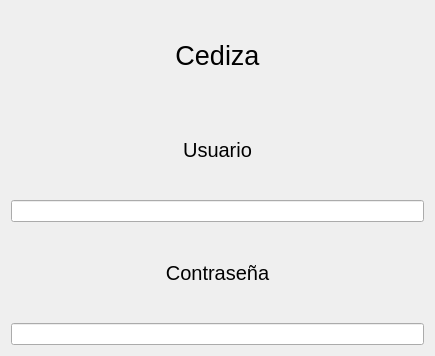
Old version of the form src/vista/ui/auth/login.ui in the repository mbatla00/cediza_IS.
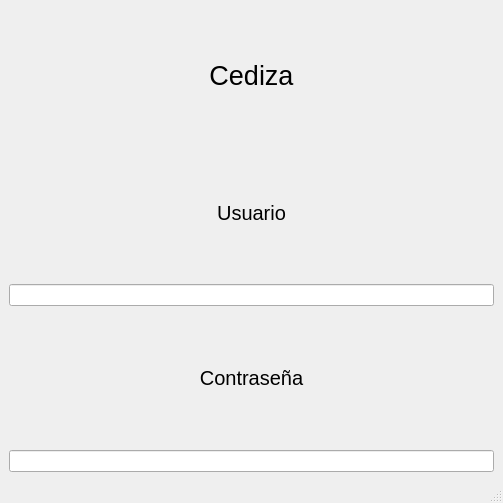
New version of the form.

Patch:
```diff
--- a/src/vista/ui/auth/login.ui
+++ b/src/vista/ui/auth/login.ui
@@ -1,20 +1,21 @@
 <?xml version="1.0" encoding="UTF-8"?>
 <ui version="4.0">
- <class>Form</class>
- <widget class="QWidget" name="Form">
+ <class>MainWindow</class>
+ <widget class="QMainWindow" name="MainWindow">
   <property name="geometry">
    <rect>
     <x>0</x>
     <y>0</y>
-    <width>435</width>
-    <height>356</height>
+    <width>503</width>
+    <height>503</height>
    </rect>
   </property>
   <property name="windowTitle">
    <string>Form</string>
   </property>
-  <layout class="QVBoxLayout" name="verticalLayout">
-   <item>
+  <widget class="QWidget" name="centralwidget">
+   <layout class="QGridLayout" name="gridLayout">
+    <item row="0" column="0">
     <widget class="QLabel" name="Titulo">
      <property name="font">
       <font>
@@ -30,7 +31,7 @@
      </property>
     </widget>
    </item>
-   <item>
+    <item row="1" column="0">
     <widget class="QLabel" name="textoUsuario">
      <property name="font">
       <font>
@@ -46,10 +47,10 @@
      </property>
     </widget>
    </item>
-   <item>
+    <item row="2" column="0">
     <widget class="QLineEdit" name="entradaUsuario"/>
    </item>
-   <item>
+    <item row="3" column="0">
     <widget class="QLabel" name="textoContrasena">
      <property name="font">
       <font>
@@ -65,10 +66,22 @@
      </property>
     </widget>
    </item>
-   <item>
+    <item row="4" column="0">
     <widget class="QLineEdit" name="entradaContrasena"/>
    </item>
   </layout>
+  </widget>
+  <widget class="QMenuBar" name="menubar">
+   <property name="geometry">
+    <rect>
+     <x>0</x>
+     <y>0</y>
+     <width>503</width>
+     <height>22</height>
+    </rect>
+   </property>
+  </widget>
+  <widget class="QStatusBar" name="statusbar"/>
  </widget>
  <resources/>
  <connections/>
```
Left out of the diff: 2 changed lines with no effect on the pictures. Lines whose indentation alone changed are shown as unchanged.
